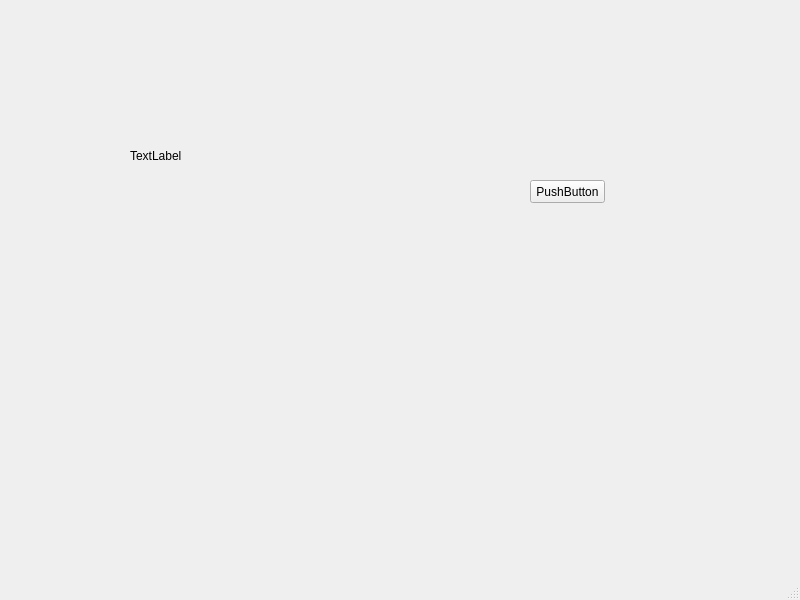
Qt form mainwindow.ui (likeholmes/QtChat) before a commit.
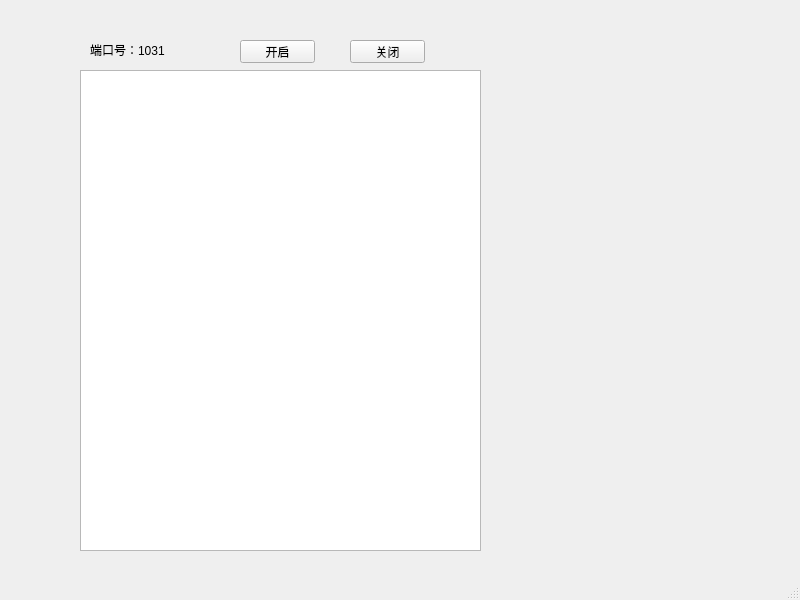
The same form after that commit.

```diff
--- a/mainwindow.ui
+++ b/mainwindow.ui
@@ -14,30 +14,53 @@
    <string>MainWindow</string>
   </property>
   <widget class="QWidget" name="centralwidget">
+   <widget class="QPushButton" name="start_pushButton">
+    <property name="geometry">
+     <rect>
+      <x>240</x>
+      <y>40</y>
+      <width>75</width>
+      <height>23</height>
+     </rect>
+    </property>
+    <property name="text">
+     <string>开启</string>
+    </property>
+   </widget>
+   <widget class="QPushButton" name="close_pushButton">
+    <property name="geometry">
+     <rect>
+      <x>350</x>
+      <y>40</y>
+      <width>75</width>
+      <height>23</height>
+     </rect>
+    </property>
+    <property name="text">
+     <string>关闭</string>
+    </property>
+   </widget>
    <widget class="QLabel" name="label">
     <property name="geometry">
      <rect>
-      <x>130</x>
+      <x>90</x>
+      <y>40</y>
+      <width>101</width>
+      <height>20</height>
+     </rect>
+    </property>
+    <property name="text">
+     <string>端口号：1031</string>
+    </property>
+   </widget>
+   <widget class="QTextBrowser" name="textBrowser">
+    <property name="geometry">
+     <rect>
+      <x>80</x>
       <y>70</y>
-      <width>351</width>
-      <height>171</height>
+      <width>401</width>
+      <height>481</height>
      </rect>
-    </property>
-    <property name="text">
-     <string>TextLabel</string>
-    </property>
-   </widget>
-   <widget class="QPushButton" name="pushButton">
-    <property name="geometry">
-     <rect>
-      <x>530</x>
-      <y>180</y>
-      <width>75</width>
-      <height>23</height>
-     </rect>
-    </property>
-    <property name="text">
-     <string>PushButton</string>
     </property>
    </widget>
   </widget>
```
